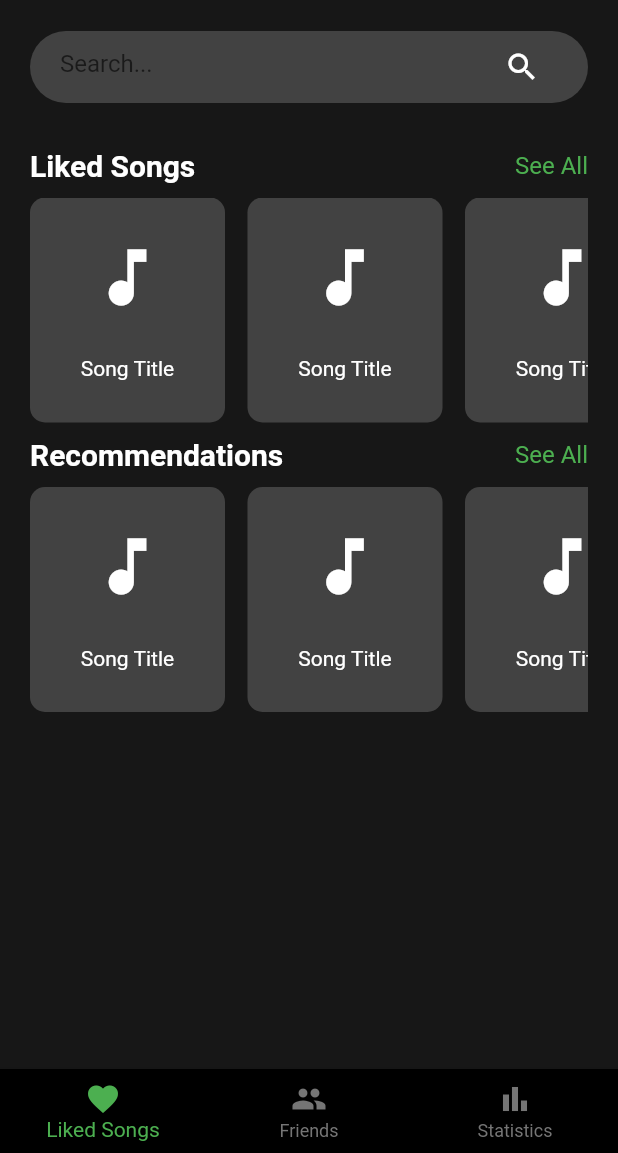
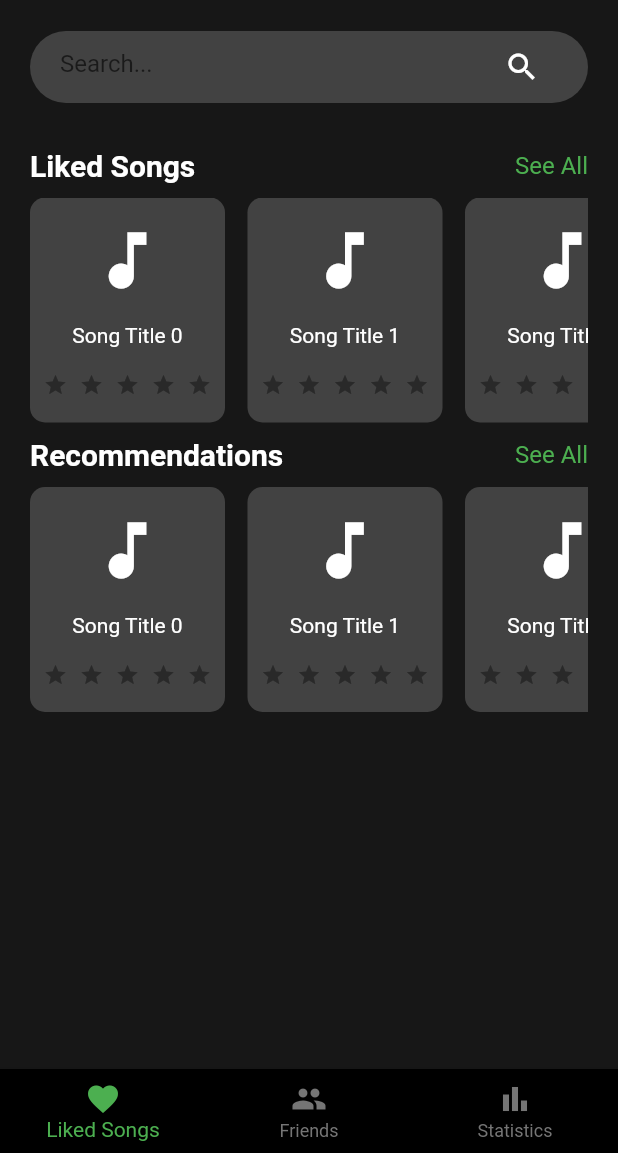
Before and after one commit to CS308-Proje/Mobile, a Flutter app: the MainPage screen opened directly, on a phone screen of 412 x 824 dp, the part 83-1236 px from its top. Run offline on Flutter 3.47's test engine with Material 2 defaults, Android fonts, the phone set to English and light mode, and no system bars; drawn by our look-alikes of flutter_rating_bar.

Commit message:
Update MainPage.dart
puanlama özelliğini ekledim backend e henüz entegre değil

```diff
--- a/lib/pages/MainPage.dart
+++ b/lib/pages/MainPage.dart
@@ -1,4 +1,5 @@
 import 'package:flutter/material.dart';
+import 'package:flutter_rating_bar/flutter_rating_bar.dart';
 
 class MainPage extends StatelessWidget {
   @override
@@ -92,7 +93,6 @@ class _SectionHeader extends StatelessWidget {
     );
   }
 }
-
 class _MusicList extends StatelessWidget {
   @override
   Widget build(BuildContext context) {
@@ -100,14 +100,33 @@ class _MusicList extends StatelessWidget {
       height: 150.0,
       child: ListView.builder(
         scrollDirection: Axis.horizontal,
-        itemCount: 5, // example data count
-        itemBuilder: (context, index) => _MusicCard(),
+        itemCount: 5,
+        itemBuilder: (context, index) {
+          return _MusicCard(
+            songTitle: 'Song Title $index',
+          );
+        },
       ),
     );
   }
 }
 
-class _MusicCard extends StatelessWidget {
+class _MusicCard extends StatefulWidget {
+  final String songTitle;
+
+  _MusicCard({required this.songTitle});
+
+  @override
+  __MusicCardState createState() => __MusicCardState();
+}
+class __MusicCardState extends State<_MusicCard> {
+  double _rating = 0;
+  double _previousRating = 0;
+
+  void _sendRating() {
+    // API'ye puanlama isteği
+  }
+
   @override
   Widget build(BuildContext context) {
     return Container(
@@ -121,12 +140,67 @@ class _MusicCard extends StatelessWidget {
         mainAxisAlignment: MainAxisAlignment.spaceEvenly,
         children: [
           Icon(Icons.music_note, size: 50.0, color: Colors.white),
-          Text('Song Title', style: TextStyle(color: Colors.white)),
+          Text(widget.songTitle, style: TextStyle(color: Colors.white)),
+          RatingBar.builder(
+            initialRating: _rating,
+            minRating: 1,
+            direction: Axis.horizontal,
+            allowHalfRating: true,
+            itemCount: 5,
+            itemSize: 16.0,
+            itemPadding: EdgeInsets.symmetric(horizontal: 4.0),
+            itemBuilder: (context, _) => Icon(
+              Icons.star,
+              color: Colors.amber,
+            ),
+            onRatingUpdate: (rating) {
+              if (_rating != 0 && _rating != rating) {
+
+                showDialog(
+                  context: context,
+                  builder: (context) {
+                    return AlertDialog(
+                      backgroundColor: Colors.grey[800],
+                      title: Text('Change Rating', style: TextStyle(color: Colors.white)),
+                      content: Text('Are you sure you want to change your rating?', style: TextStyle(color: Colors.white)),
+                      actions: <Widget>[
+                        TextButton(
+                          child: Text('Cancel', style: TextStyle(color: Colors.green)),
+                          onPressed: () {
+                            Navigator.pop(context);
+                            },
+                        ),
+                        TextButton(
+                          child: Text('OK', style: TextStyle(color: Colors.green)),
+                          onPressed: () {
+                            setState(() {
+                              _rating = rating;
+                            });
+                            Navigator.pop(context);
+                            _sendRating();
+                          },
+                        ),
+                      ],
+                    );
+                  },
+                );
+              } else {
+                setState(() {
+                  _previousRating = _rating;
+                  _rating = rating;
+                });
+                _sendRating();
+              }
+            },
+          ),
         ],
       ),
     );
   }
 }
+
+
+
 
 class _BottomBar extends StatelessWidget {
   @override
```
